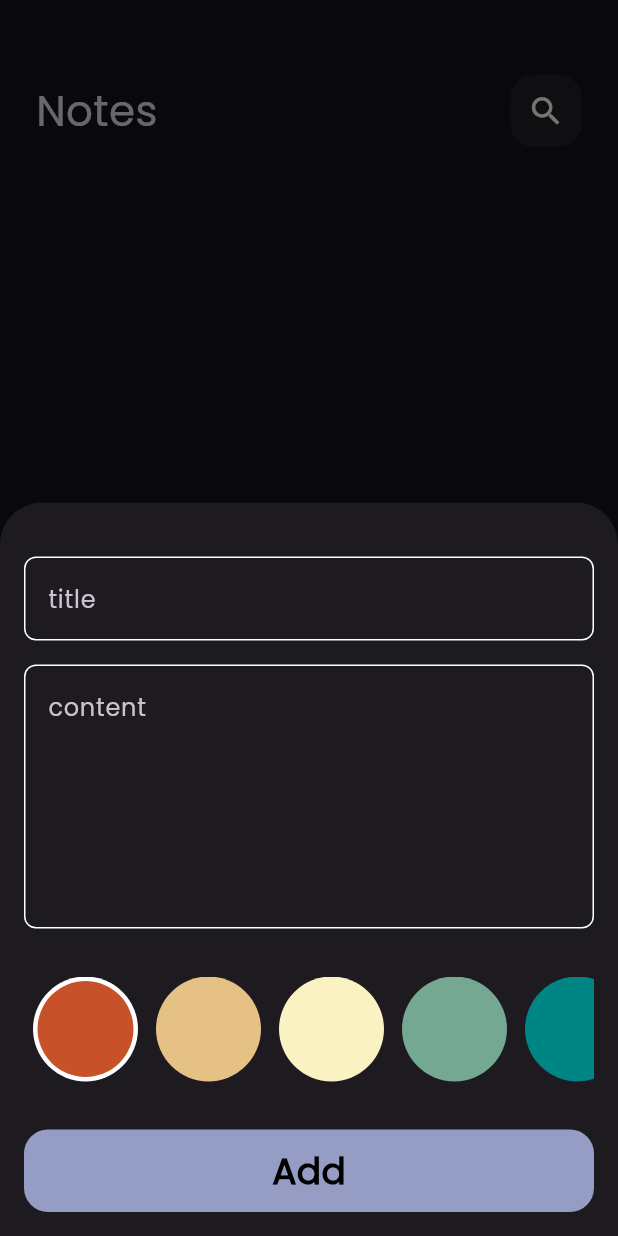
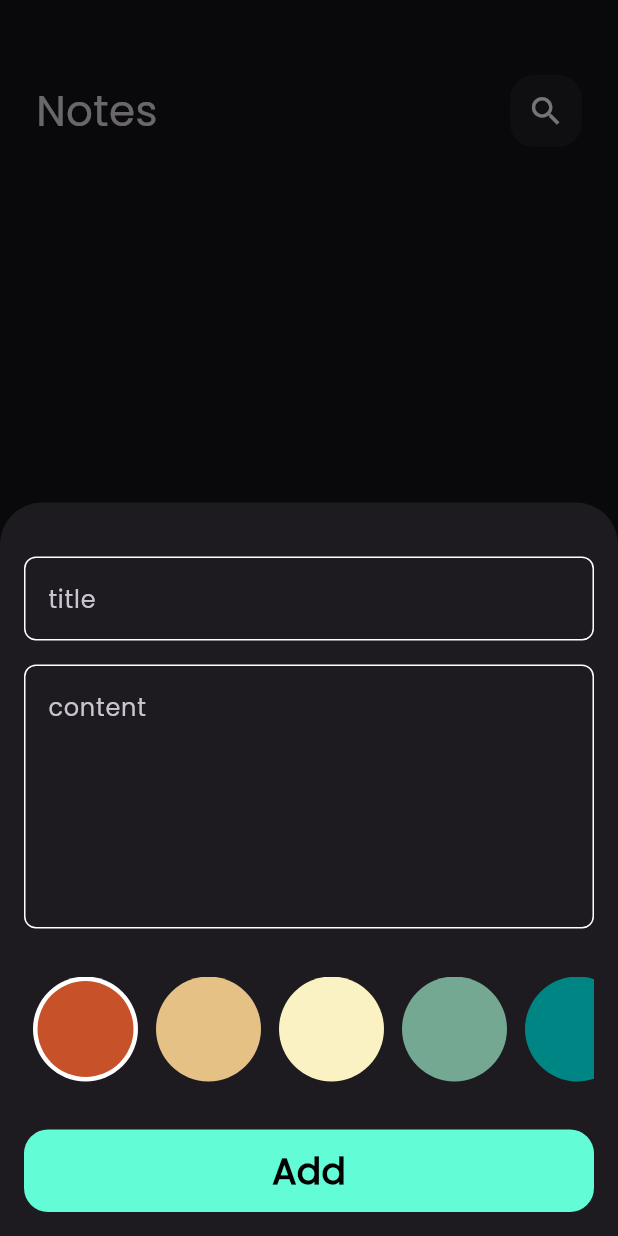
Before and after one commit to mohameddsalah60/notes_app, a Flutter app: the screen it shows after launch, after a tap on the "add" icon, on a phone screen of 412 x 824 dp. Run offline on Flutter 3.47's test engine with Material 3 defaults, Android fonts, the phone set to English and light mode, and no system bars; our stand-ins replace flutter_bloc, hive, hive_flutter; accounts and stored records are empty.

Commit message:
add colors list view to edit note view and finesh app

```diff
--- a/lib/constants.dart
+++ b/lib/constants.dart
@@ -1,6 +1,10 @@
+import 'package:flutter/material.dart';
+
+const kPrimaryColor = Color(0xff62FCD7);
+
 const kNotesBox = 'notes_box';
 
-final Map<int, String> nameMonth = {
+final Map<int, String> kNameMonth = {
   1: "January",
   2: "February",
   3: "March",
@@ -14,3 +18,11 @@ final Map<int, String> nameMonth = {
   11: "November",
   12: "December",
 };
+
+const List<Color> kColors = [
+  Color(0xffc7522a),
+  Color(0xffe5c185),
+  Color(0xfffbf2c4),
+  Color(0xff74a892),
+  Color(0xff008585),
+];
--- a/lib/cubits/add_note_cubit/add_note_cubit.dart
+++ b/lib/cubits/add_note_cubit/add_note_cubit.dart
@@ -1,3 +1,4 @@
+import 'package:flutter/material.dart';
 import 'package:flutter_bloc/flutter_bloc.dart';
 import 'package:hive_flutter/hive_flutter.dart';
 import 'package:notes_app/constants.dart';
@@ -7,8 +8,9 @@ part 'add_note_state.dart';
 
 class AddNoteCubit extends Cubit<AddNoteState> {
   AddNoteCubit() : super(AddNoteInitial());
-
+  Color color = const Color(0xffc7522a);
   addNote(NoteModel noteModel) async {
+    noteModel.color = color.value;
     emit(AddNoteLoading());
     try {
       var noteBox = Hive.box<NoteModel>(kNotesBox);
--- a/lib/views/notes_view.dart
+++ b/lib/views/notes_view.dart
@@ -1,4 +1,5 @@
 import 'package:flutter/material.dart';
+import 'package:notes_app/constants.dart';
 import 'package:notes_app/views/widgets/notes_view_body.dart';
 
 import 'widgets/add_note_bottom_sheet.dart';
@@ -10,7 +11,7 @@ class NotesView extends StatelessWidget {
   Widget build(BuildContext context) {
     return Scaffold(
       floatingActionButton: FloatingActionButton(
-        backgroundColor: Colors.blue.shade200,
+        backgroundColor: kPrimaryColor,
         onPressed: () {
           showModalBottomSheet(
             isScrollControlled: true,
--- a/lib/views/widgets/colors_list_view.dart
+++ b/lib/views/widgets/colors_list_view.dart
@@ -1,4 +1,7 @@
 import 'package:flutter/material.dart';
+import 'package:flutter_bloc/flutter_bloc.dart';
+import 'package:notes_app/constants.dart';
+import 'package:notes_app/cubits/add_note_cubit/add_note_cubit.dart';
 
 class ColorsItem extends StatelessWidget {
   const ColorsItem({
@@ -35,20 +38,14 @@ class ColorsListView extends StatefulWidget {
 
 class _ColorsListViewState extends State<ColorsListView> {
   int currentIndex = 0;
-  List<Color> colors = const [
-    Color(0xffc7522a),
-    Color(0xffe5c185),
-    Color(0xfffbf2c4),
-    Color(0xff74a892),
-    Color(0xff008585),
-  ];
+
   @override
   Widget build(BuildContext context) {
     return SizedBox(
       height: 35 * 2,
       child: ListView.builder(
         scrollDirection: Axis.horizontal,
-        itemCount: colors.length,
+        itemCount: kColors.length,
         itemBuilder: (context, index) {
           return Padding(
             padding: const EdgeInsets.symmetric(horizontal: 6),
@@ -56,10 +53,11 @@ class _ColorsListViewState extends State<ColorsListView> {
               onTap: () {
                 currentIndex = index;
                 setState(() {});
+                BlocProvider.of<AddNoteCubit>(context).color = kColors[index];
               },
               child: ColorsItem(
                 isSelected: currentIndex == index,
-                color: colors[index],
+                color: kColors[index],
               ),
             ),
           );
--- a/lib/views/widgets/custom_button.dart
+++ b/lib/views/widgets/custom_button.dart
@@ -1,4 +1,5 @@
 import 'package:flutter/material.dart';
+import 'package:notes_app/constants.dart';
 
 class CustomButton extends StatelessWidget {
   const CustomButton({super.key, required this.onTap, this.isLoading = false});
@@ -13,7 +14,7 @@ class CustomButton extends StatelessWidget {
         height: 55,
         decoration: BoxDecoration(
           borderRadius: BorderRadius.circular(16),
-          color: const Color.fromARGB(255, 150, 157, 196),
+          color: kPrimaryColor,
         ),
         child: Center(
           child: isLoading
--- a/lib/views/widgets/notes_list_view.dart
+++ b/lib/views/widgets/notes_list_view.dart
@@ -12,11 +12,11 @@ class NotesListView extends StatelessWidget {
   Widget build(BuildContext context) {
     return BlocBuilder<NotesCubit, NotesState>(
       builder: (context, state) {
-        List<NoteModel> noteList =
-            BlocProvider.of<NotesCubit>(context).list ?? [];
+        List<NoteModel>? noteList = BlocProvider.of<NotesCubit>(context).list;
         return Padding(
           padding: const EdgeInsets.symmetric(vertical: 16),
-          child: ListView.builder(
+          child: noteList!.isNotEmpty
+              ? ListView.builder(
                   padding: EdgeInsets.zero,
                   itemCount: noteList.length,
                   itemBuilder: (BuildContext context, int index) {
@@ -24,7 +24,14 @@ class NotesListView extends StatelessWidget {
                       noteModel: noteList[index],
                     );
                   },
+                )
+              : const Center(
+                  child: Text(
+                  'add Note',
+                  style: TextStyle(
+                    fontSize: 22,
                   ),
+                )),
         );
       },
     );
```
Also changed, not shown: lib/views/widgets/add_note_bottom_sheet.dart (+6 -1 lines), lib/views/widgets/add_note_form.dart (+8 -2 lines), lib/views/widgets/edit_note_colors_list.dart (added, +48 -0 lines), lib/views/widgets/edit_note_view_body.dart (+9 -0 lines), lib/views/widgets/show_snack_bar.dart (added, +17 -0 lines). Lines whose indentation alone changed are shown as unchanged.
